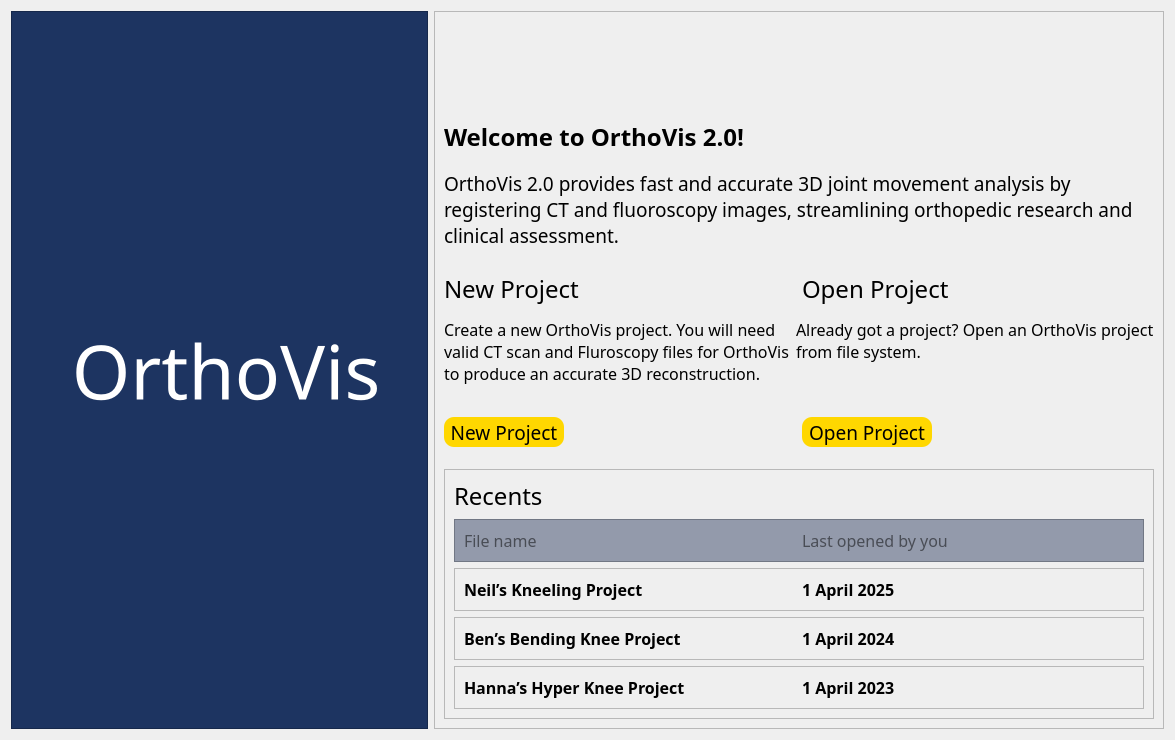
Qt form frontend_pages/startup/startup_window.ui (sdpunit/OrthoVis) before a commit.
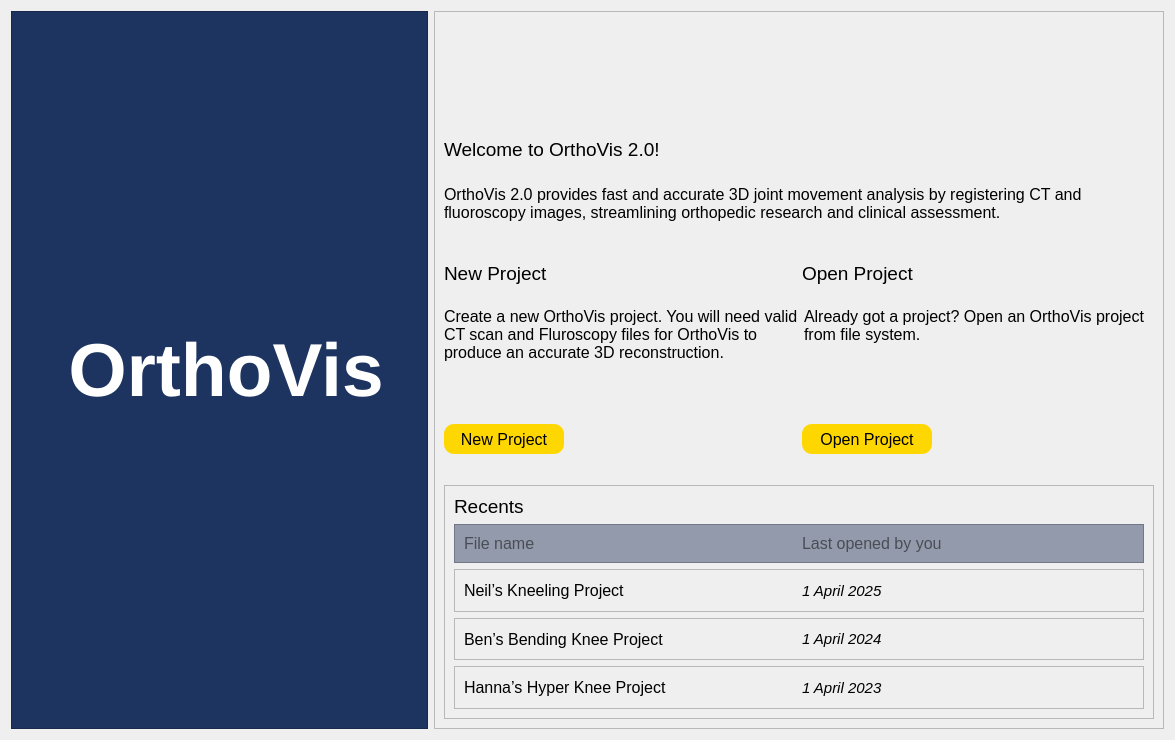
The same form after that commit. Icons and pictures are not drawn.

Commit message: Fix fonts and buttons for Homepage

```diff
--- a/frontend_pages/startup/startup_window.ui
+++ b/frontend_pages/startup/startup_window.ui
@@ -47,6 +47,13 @@
              <verstretch>0</verstretch>
             </sizepolicy>
            </property>
+           <property name="font">
+            <font>
+             <family>Segoe UI</family>
+             <pointsize>16</pointsize>
+             <bold>false</bold>
+            </font>
+           </property>
            <property name="styleSheet">
             <string notr="true">background-color: rgb(29, 52, 97);</string>
            </property>
@@ -67,8 +74,10 @@
               </property>
               <property name="font">
                <font>
-                <family>Dubai</family>
+                <family>Segoe UI</family>
                 <pointsize>56</pointsize>
+                <italic>false</italic>
+                <bold>true</bold>
                </font>
               </property>
               <property name="styleSheet">
@@ -109,9 +118,9 @@
            </property>
            <property name="font">
             <font>
-             <family>Century Gothic</family>
+             <family>Segoe UI</family>
              <pointsize>16</pointsize>
-             <bold>true</bold>
+             <bold>false</bold>
             </font>
            </property>
            <property name="frameShape">
@@ -131,11 +140,15 @@
               </property>
               <property name="font">
                <font>
-                <family>Dubai</family>
-                <pointsize>18</pointsize>
-                <bold>true</bold>
+                <family>Segoe UI</family>
+                <pointsize>14</pointsize>
+                <italic>false</italic>
+                <fontweight>DemiBold</fontweight>
                </font>
               </property>
+              <property name="styleSheet">
+               <string notr="true">font: 600 14pt &quot;Segoe UI&quot;;</string>
+              </property>
               <property name="text">
                <string>Welcome to OrthoVis 2.0!</string>
               </property>
@@ -151,11 +164,15 @@
               </property>
               <property name="font">
                <font>
-                <family>Dubai</family>
-                <pointsize>14</pointsize>
+                <family>Segoe UI</family>
+                <pointsize>12</pointsize>
+                <italic>false</italic>
                 <bold>false</bold>
                </font>
               </property>
+              <property name="styleSheet">
+               <string notr="true">font: 12pt &quot;Segoe UI&quot;;</string>
+              </property>
               <property name="text">
                <string>OrthoVis 2.0 provides fast and accurate 3D joint movement analysis by registering CT and fluoroscopy images, streamlining orthopedic research and clinical assessment.</string>
               </property>
@@ -172,11 +189,15 @@
                  <widget class="QLabel" name="newPfoject">
                   <property name="font">
                    <font>
-                    <family>Dubai</family>
-                    <pointsize>18</pointsize>
-                    <bold>false</bold>
+                    <family>Segoe UI</family>
+                    <pointsize>14</pointsize>
+                    <italic>false</italic>
+                    <fontweight>DemiBold</fontweight>
                    </font>
                   </property>
+                  <property name="styleSheet">
+                   <string notr="true">font: 600 14pt &quot;Segoe UI&quot;;</string>
+                  </property>
                   <property name="text">
                    <string>New Project</string>
                   </property>
@@ -186,11 +207,15 @@
                  <widget class="QLabel" name="openProject">
                   <property name="font">
                    <font>
-                    <family>Dubai</family>
-                    <pointsize>18</pointsize>
-                    <bold>false</bold>
+                    <family>Segoe UI</family>
+                    <pointsize>14</pointsize>
+                    <italic>false</italic>
+                    <fontweight>DemiBold</fontweight>
                    </font>
                   </property>
+                  <property name="styleSheet">
+                   <string notr="true">font: 600 14pt &quot;Segoe UI&quot;;</string>
+                  </property>
                   <property name="text">
                    <string>Open Project</string>
                   </property>
@@ -210,11 +235,15 @@
                   </property>
                   <property name="font">
                    <font>
-                    <family>Dubai</family>
+                    <family>Segoe UI</family>
                     <pointsize>12</pointsize>
+                    <italic>false</italic>
                     <bold>false</bold>
                    </font>
                   </property>
+                  <property name="styleSheet">
+                   <string notr="true">font: 12pt &quot;Segoe UI&quot;;</string>
+                  </property>
                   <property name="text">
                    <string>Create a new OrthoVis project. You will need valid CT scan and Fluroscopy files for OrthoVis to produce an accurate 3D reconstruction.</string>
                   </property>
@@ -236,11 +265,15 @@
                   </property>
                   <property name="font">
                    <font>
-                    <family>Dubai</family>
+                    <family>Segoe UI</family>
                     <pointsize>12</pointsize>
+                    <italic>false</italic>
                     <bold>false</bold>
                    </font>
                   </property>
+                  <property name="styleSheet">
+                   <string notr="true">font: 12pt &quot;Segoe UI&quot;;</string>
+                  </property>
                   <property name="text">
                    <string>Already got a project? Open an OrthoVis project from file system.</string>
                   </property>
@@ -270,6 +303,13 @@
                     <height>30</height>
                    </size>
                   </property>
+                  <property name="font">
+                   <font>
+                    <family>Segoe UI</family>
+                    <pointsize>16</pointsize>
+                    <bold>false</bold>
+                   </font>
+                  </property>
                   <property name="styleSheet">
                    <string notr="true">background: transparent;
 border: transparent;</string>
@@ -291,9 +331,10 @@
                    </property>
                    <property name="font">
                     <font>
-                     <family>Dubai</family>
-                     <pointsize>14</pointsize>
-                     <bold>false</bold>
+                     <family>Segoe UI</family>
+                     <pointsize>12</pointsize>
+                     <italic>false</italic>
+                     <fontweight>DemiBold</fontweight>
                     </font>
                    </property>
                    <property name="styleSheet">
@@ -321,6 +362,13 @@
                     <height>30</height>
                    </size>
                   </property>
+                  <property name="font">
+                   <font>
+                    <family>Segoe UI</family>
+                    <pointsize>16</pointsize>
+                    <bold>false</bold>
+                   </font>
+                  </property>
                   <property name="styleSheet">
                    <string notr="true">background: transparent;
 border: transparent</string>
@@ -342,9 +390,10 @@
                    </property>
                    <property name="font">
                     <font>
-                     <family>Dubai</family>
-                     <pointsize>14</pointsize>
-                     <bold>false</bold>
+                     <family>Segoe UI</family>
+                     <pointsize>12</pointsize>
+                     <italic>false</italic>
+                     <fontweight>DemiBold</fontweight>
                     </font>
                    </property>
                    <property name="styleSheet">
@@ -365,6 +414,13 @@
             </item>
             <item row="4" column="0">
              <widget class="QFrame" name="recentsFrame">
+              <property name="font">
+               <font>
+                <family>Segoe UI</family>
+                <pointsize>16</pointsize>
+                <bold>false</bold>
+               </font>
+              </property>
               <property name="frameShape">
                <enum>QFrame::Shape::StyledPanel</enum>
               </property>
@@ -382,11 +438,15 @@
                  </property>
                  <property name="font">
                   <font>
-                   <family>Dubai</family>
-                   <pointsize>18</pointsize>
-                   <bold>false</bold>
+                   <family>Segoe UI</family>
+                   <pointsize>14</pointsize>
+                   <italic>false</italic>
+                   <fontweight>DemiBold</fontweight>
                   </font>
                  </property>
+                 <property name="styleSheet">
+                  <string notr="true">font: 600 14pt &quot;Segoe UI&quot;;</string>
+                 </property>
                  <property name="text">
                   <string>Recents</string>
                  </property>
@@ -400,6 +460,13 @@
                    <verstretch>0</verstretch>
                   </sizepolicy>
                  </property>
+                 <property name="font">
+                  <font>
+                   <family>Segoe UI</family>
+                   <pointsize>16</pointsize>
+                   <bold>false</bold>
+                  </font>
+                 </property>
                  <property name="styleSheet">
                   <string notr="true">background-color: rgb(147, 154, 171);</string>
                  </property>
@@ -420,12 +487,15 @@
                     </property>
                     <property name="font">
                      <font>
-                      <family>Dubai</family>
+                      <family>Segoe UI</family>
                       <pointsize>12</pointsize>
+                      <italic>false</italic>
+                      <bold>false</bold>
                      </font>
                     </property>
                     <property name="styleSheet">
-                     <string notr="true">color: rgba(0,0,0, 128);</string>
+                     <string notr="true">color: rgba(0,0,0,128);
+font: 12pt &quot;Segoe UI&quot;;</string>
                     </property>
                     <property name="text">
                      <string>File name</string>
@@ -442,8 +512,10 @@
                     </property>
                     <property name="font">
                      <font>
-                      <family>Dubai</family>
+                      <family>Segoe UI</family>
                       <pointsize>12</pointsize>
+                      <italic>false</italic>
+                      <bold>false</bold>
                      </font>
                     </property>
                     <property name="styleSheet">
@@ -459,6 +531,13 @@
                </item>
                <item>
                 <widget class="QFrame" name="project1Frame">
+                 <property name="font">
+                  <font>
+                   <family>Segoe UI</family>
+                   <pointsize>16</pointsize>
+                   <bold>false</bold>
+                  </font>
+                 </property>
                  <property name="frameShape">
                   <enum>QFrame::Shape::StyledPanel</enum>
                  </property>
@@ -470,11 +549,16 @@
                    <widget class="QLabel" name="fileName1">
                     <property name="font">
                      <font>
-                      <family>Dubai</family>
+                      <family>Segoe UI</family>
                       <pointsize>12</pointsize>
-                      <bold>true</bold>
+                      <italic>false</italic>
+                      <fontweight>DemiBold</fontweight>
                      </font>
                     </property>
+                    <property name="styleSheet">
+                     <string notr="true">font: 12pt &quot;Segoe UI&quot;;
+font: 600 12pt &quot;Segoe UI&quot;;</string>
+                    </property>
                     <property name="text">
                      <string>Neil’s Kneeling Project</string>
                     </property>
@@ -484,11 +568,16 @@
                    <widget class="QLabel" name="lastAccess1">
                     <property name="font">
                      <font>
-                      <family>Dubai</family>
-                      <pointsize>12</pointsize>
-                      <bold>true</bold>
+                      <family>Segoe UI</family>
+                      <pointsize>11</pointsize>
+                      <italic>true</italic>
+                      <bold>false</bold>
                      </font>
                     </property>
+                    <property name="styleSheet">
+                     <string notr="true">font: 12pt &quot;Segoe UI&quot;;
+font: italic 11pt &quot;Segoe UI&quot;;</string>
+                    </property>
                     <property name="text">
                      <string>1 April 2025</string>
                     </property>
@@ -499,6 +588,13 @@
                </item>
                <item>
                 <widget class="QFrame" name="project2Frame">
+                 <property name="font">
+                  <font>
+                   <family>Segoe UI</family>
+                   <pointsize>16</pointsize>
+                   <bold>false</bold>
+                  </font>
+                 </property>
                  <property name="frameShape">
                   <enum>QFrame::Shape::StyledPanel</enum>
                  </property>
@@ -510,11 +606,16 @@
                    <widget class="QLabel" name="fileName2">
                     <property name="font">
                      <font>
-                      <family>Dubai</family>
+                      <family>Segoe UI</family>
                       <pointsize>12</pointsize>
-                      <bold>true</bold>
+                      <italic>false</italic>
+                      <fontweight>DemiBold</fontweight>
                      </font>
                     </property>
+                    <property name="styleSheet">
+                     <string notr="true">font: 12pt &quot;Segoe UI&quot;;
+font: 600 12pt &quot;Segoe UI&quot;;</string>
+                    </property>
                     <property name="text">
                      <string>Ben’s Bending Knee Project</string>
                     </property>
@@ -524,11 +625,16 @@
                    <widget class="QLabel" name="lastAccess2">
                     <property name="font">
                      <font>
-                      <family>Dubai</family>
-                      <pointsize>12</pointsize>
-                      <bold>true</bold>
+                      <family>Segoe UI</family>
+                      <pointsize>11</pointsize>
+                      <italic>true</italic>
+                      <bold>false</bold>
                      </font>
                     </property>
+                    <property name="styleSheet">
+                     <string notr="true">font: 12pt &quot;Segoe UI&quot;;
+font: italic 11pt &quot;Segoe UI&quot;;</string>
+                    </property>
                     <property name="text">
                      <string>1 April 2024</string>
                     </property>
@@ -539,6 +645,13 @@
                </item>
                <item>
                 <widget class="QFrame" name="project3Frame">
+                 <property name="font">
+                  <font>
+                   <family>Segoe UI</family>
+                   <pointsize>16</pointsize>
+                   <bold>false</bold>
+                  </font>
+                 </property>
                  <property name="frameShape">
                   <enum>QFrame::Shape::StyledPanel</enum>
                  </property>
@@ -550,11 +663,16 @@
                    <widget class="QLabel" name="fileName3">
                     <property name="font">
                      <font>
-                      <family>Dubai</family>
+                      <family>Segoe UI</family>
                       <pointsize>12</pointsize>
-                      <bold>true</bold>
+                      <italic>false</italic>
+                      <fontweight>DemiBold</fontweight>
                      </font>
                     </property>
+                    <property name="styleSheet">
+                     <string notr="true">font: 12pt &quot;Segoe UI&quot;;
+font: 600 12pt &quot;Segoe UI&quot;;</string>
+                    </property>
                     <property name="text">
                      <string>Hanna’s Hyper Knee Project</string>
                     </property>
@@ -564,11 +682,16 @@
                    <widget class="QLabel" name="lastAccess3">
                     <property name="font">
                      <font>
-                      <family>Dubai</family>
-                      <pointsize>12</pointsize>
-                      <bold>true</bold>
+                      <family>Segoe UI</family>
+                      <pointsize>11</pointsize>
+                      <italic>true</italic>
+                      <bold>false</bold>
                      </font>
                     </property>
+                    <property name="styleSheet">
+                     <string notr="true">font: 12pt &quot;Segoe UI&quot;;
+font: italic 11pt &quot;Segoe UI&quot;;</string>
+                    </property>
                     <property name="text">
                      <string>1 April 2023</string>
                     </property>
```
Left out of the diff: 16 changed lines with no effect on the pictures. The commit also changes 1 other file.
